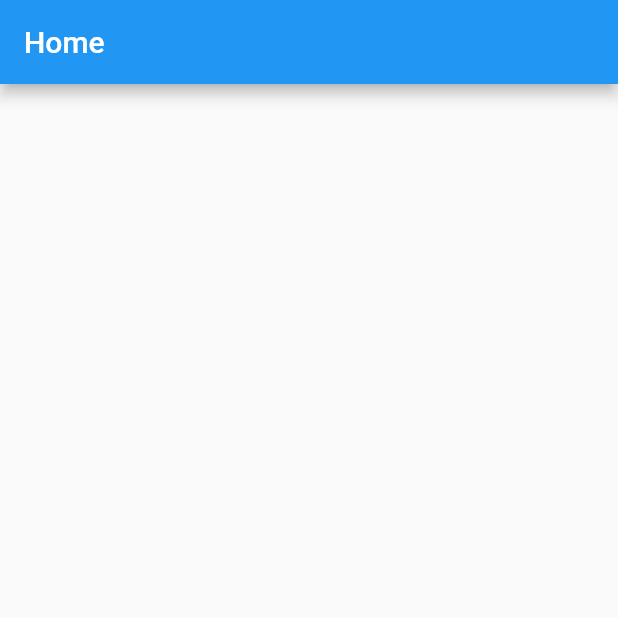
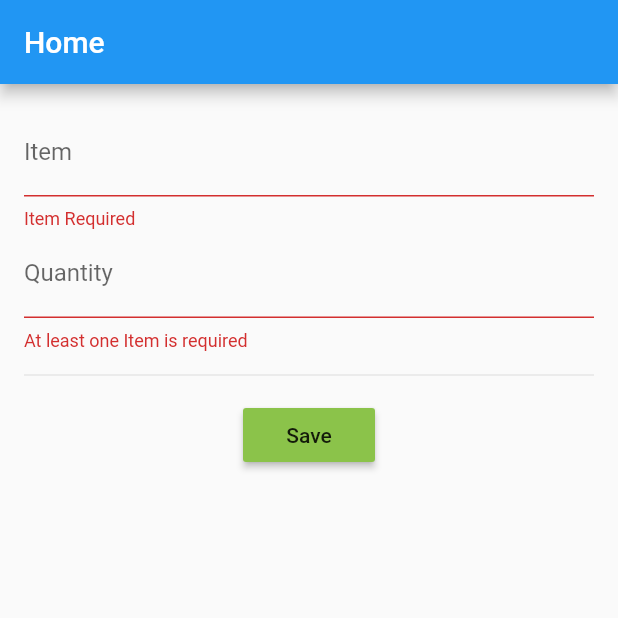
Before and after one commit to rfphoenix/ch6_form_validation_flutter, a Flutter app: the screen it shows after launch, on a phone screen of 412 x 824 dp, the top half of it. Run offline on Flutter 3.47's test engine with Material 2 defaults, Android fonts, the phone set to English and light mode, and no system bars.

Commit message:
- added Orders model - create form validation logic. - utilize globalkey to save form information.

```diff
--- /dev/null
+++ b/lib/models/orders.dart
@@ -0,0 +1,4 @@
+class Order {
+  String item;
+  int quantity;
+}
--- a/lib/pages/home.dart
+++ b/lib/pages/home.dart
@@ -1,4 +1,5 @@
 import 'package:flutter/material.dart';
+import 'package:starter_project/models/orders.dart';
 
 class Home extends StatefulWidget {
   @override
@@ -8,13 +9,72 @@ class Home extends StatefulWidget {
 }
 
 class _HomeState extends State<Home> {
+  final GlobalKey<FormState> _formStateKey = GlobalKey<FormState>();
+
+  Order _order = Order();
+
   @override
   Widget build(BuildContext context) {
     return Scaffold(
       appBar: AppBar(
         title: Text('Home'),
       ),
-      body: Container(),
+      body: SafeArea(
+          child: Column(
+        children: <Widget>[
+          Form(
+            key: _formStateKey,
+            autovalidate: true,
+            child: Padding(
+              padding: EdgeInsets.all(16.0),
+              child: Column(
+                children: <Widget>[
+                  TextFormField(
+                    decoration: InputDecoration(
+                        hintText: 'Espresso', labelText: 'Item'),
+                    validator: (value) => _validateItemRequired(value),
+                    onSaved: (value) => _order.item = value,
+                  ),
+                  TextFormField(
+                    decoration: InputDecoration(
+                      hintText: '3',
+                      labelText: 'Quantity',
+                    ),
+                    validator: (value) => _validateItemCount(value),
+                    onSaved: (newValue) =>
+                        _order.quantity = int.tryParse(newValue),
+                  ),
+                  Divider(
+                    height: 32.0,
+                  ),
+                  RaisedButton(
+                    onPressed: () => _submitOrder(),
+                    child: Text('Save'),
+                    color: Colors.lightGreen,
+                  )
+                ],
+              ),
+            ),
+          ),
+        ],
+      )),
     );
   }
+
+  String _validateItemRequired(String value) {
+    return value.isEmpty ? 'Item Required' : null;
+  }
+
+  String _validateItemCount(String value) {
+    int _valueAsInteger = value.isEmpty ? 0 : int.tryParse(value);
+    return _valueAsInteger == 0 ? 'At least one Item is required' : null;
+  }
+
+  void _submitOrder() {
+    if (_formStateKey.currentState.validate()) {
+      _formStateKey.currentState.save();
+      print('Order Item: ${_order.item}');
+      print('Order Quantity: ${_order.quantity}');
+    }
+  }
 }
```
